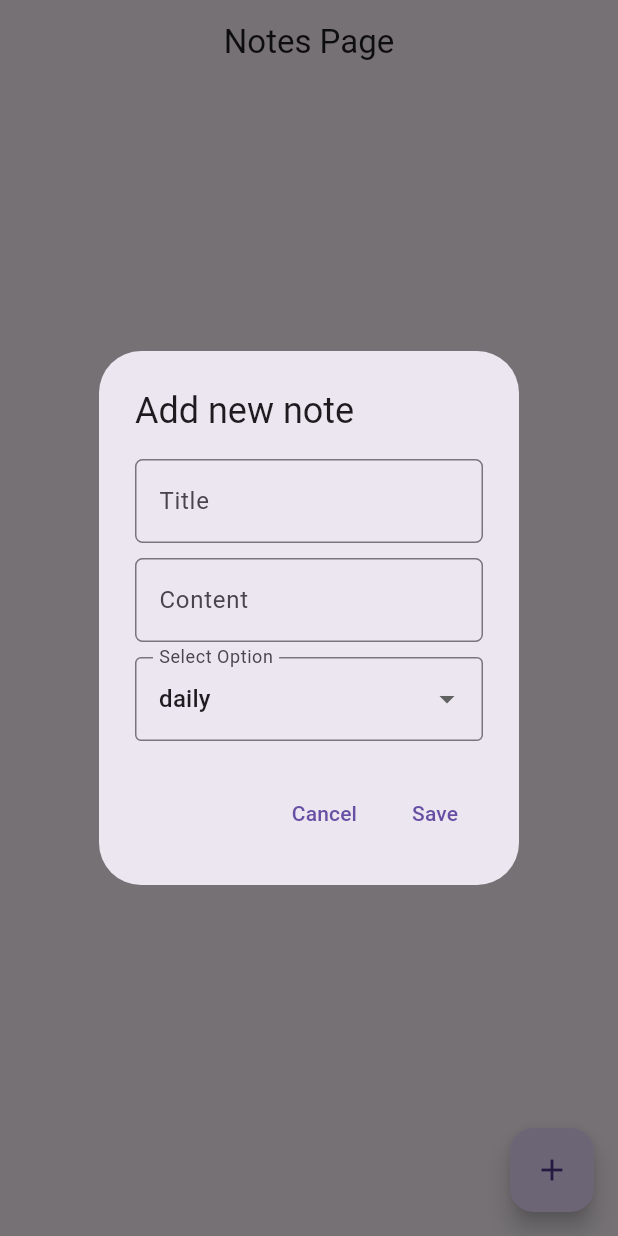
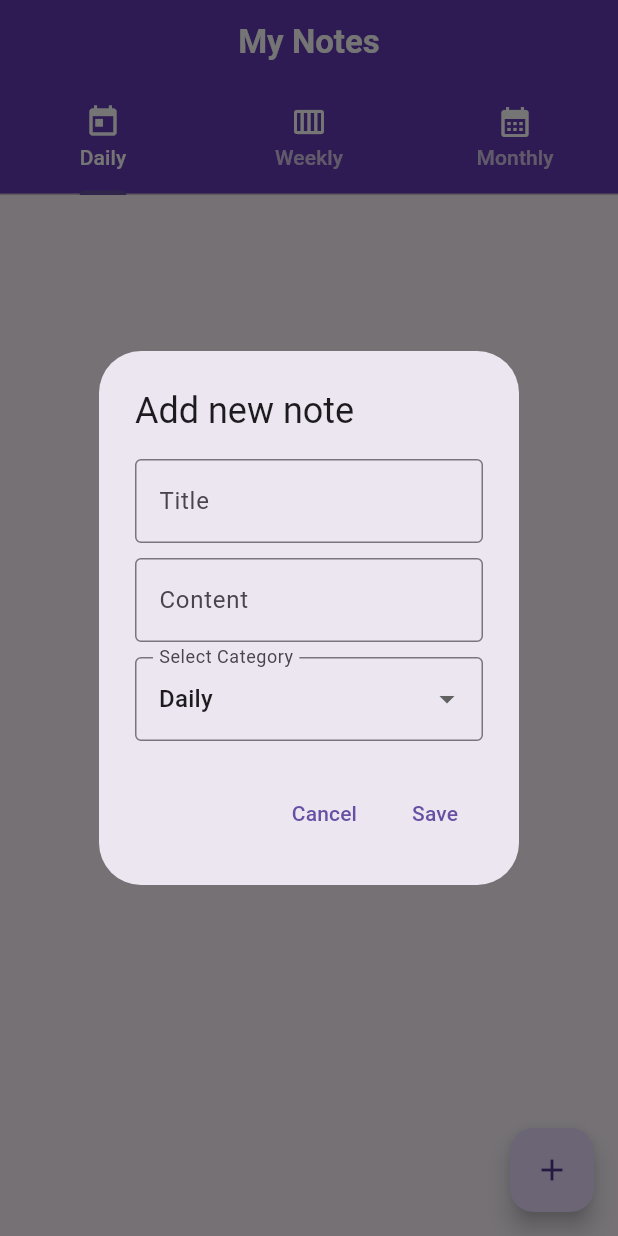
Before and after one commit to Mahdi-Hira53/Authentication, a Flutter app: the screen it shows once a user with an empty profile is signed in, after a tap on the "add" icon, on a phone screen of 412 x 824 dp. Run offline on Flutter 3.47's test engine with Material 3 defaults, Android fonts, the phone set to English and light mode, and no system bars; our stand-ins replace supabase_flutter; accounts and stored records are empty.

Commit message:
design updated

```diff
--- a/lib/pages/notes_page.dart
+++ b/lib/pages/notes_page.dart
@@ -1,3 +1,4 @@
+
 import 'package:authentication/auth/auth_services.dart';
 import 'package:authentication/db/note_database.dart';
 import 'package:flutter/material.dart';
@@ -9,14 +10,22 @@ class NotesPage extends StatefulWidget {
   State<NotesPage> createState() => _NotesPageState();
 }
 
-class _NotesPageState extends State<NotesPage> {
+class _NotesPageState extends State<NotesPage>
+    with SingleTickerProviderStateMixin {
   final _noteController = TextEditingController();
   final _titleController = TextEditingController();
   final notesdb = NotesDatabase();
   final authService = AuthServices();
 
-  String choose = "daily";
-  List<String> chooseList = ["daily", "Weekly", "Monthly"];
+  final List<String> categories = ["Daily", "Weekly", "Monthly"];
+  String choose = "Daily";
+  late TabController _tabController;
+
+  @override
+  void initState() {
+    super.initState();
+    _tabController = TabController(length: categories.length, vsync: this);
+  }
 
   void addNewNotes() {
     showDialog(
@@ -30,42 +39,32 @@ class _NotesPageState extends State<NotesPage> {
               controller: _titleController,
               decoration: InputDecoration(
                 labelText: "Title",
-                border: OutlineInputBorder(
-                  borderRadius: BorderRadius.circular(5),
-                  borderSide: BorderSide(color: Colors.black),
+                border: OutlineInputBorder(),
               ),
             ),
-            ),
-            SizedBox(height: 10,),
+            SizedBox(height: 10),
             TextField(
               controller: _noteController,
               decoration: InputDecoration(
                 labelText: "Content",
-                border: OutlineInputBorder(
-                  borderRadius: BorderRadius.circular(5),
-                  borderSide: BorderSide(color: Colors.black),
+                border: OutlineInputBorder(),
               ),
             ),
-            ),
-            SizedBox(
-              height: 10,
-            ),
+            SizedBox(height: 10),
             DropdownButtonFormField<String>(
               decoration: InputDecoration(
-                labelText: "Select Option",
+                labelText: "Select Category",
                 border: OutlineInputBorder(),
               ),
               value: choose,
-              items: chooseList.map((String value) {
+              items: categories.map((String value) {
                 return DropdownMenuItem<String>(
                   value: value,
                   child: Text(value),
                 );
               }).toList(),
               onChanged: (newValue) {
-                setState(() {
                 choose = newValue!;
-                });
               },
             ),
           ],
@@ -75,103 +74,26 @@ class _NotesPageState extends State<NotesPage> {
             onPressed: () {
               Navigator.pop(context);
               _noteController.clear();
+              _titleController.clear();
             },
             child: Text("Cancel"),
           ),
           TextButton(
             onPressed: () async {
               try {
-                await notesdb.insertNotes(_titleController.text,_noteController.text, choose);
+                await notesdb.insertNotes(
+                  _titleController.text,
+                  _noteController.text,
+                  choose,
+                );
                 if (mounted) {
                   ScaffoldMessenger.of(context).showSnackBar(
                     SnackBar(content: Text("Insertion Successful")),
                   );
                 }
-              } catch (e) {
-                if (mounted) {
-                  ScaffoldMessenger.of(
-                    context,
-                  ).showSnackBar(SnackBar(content: Text("Error: $e")));
-                }
-              }
-            },
-            child: Text("Save"),
-          ),
-        ],
-      ),
-    );
-  }
-
-  void updateNotes(dynamic id, String oldTitle, String oldContent, String oldChoiceList) {
-    showDialog(
-      context: context,
-      builder: (context) => AlertDialog(
-        title: Text("Update note"),
-        content: Column(
-        mainAxisSize: MainAxisSize.min,
-        children: [
-          TextField(
-            controller: _titleController,
-            decoration: InputDecoration(
-              labelText: "Title",
-              border: OutlineInputBorder(
-                borderRadius: BorderRadius.circular(5),
-                borderSide: BorderSide(color: Colors.black),
-              ),
-            ),
-          ),
-          SizedBox(height: 10,),
-          TextField(
-            controller: _noteController,
-            decoration: InputDecoration(
-              labelText: "Content",
-              border: OutlineInputBorder(
-                borderRadius: BorderRadius.circular(5),
-                borderSide: BorderSide(color: Colors.black),
-              ),
-            ),
-          ),
-          SizedBox(
-            height: 10,
-          ),
-          DropdownButtonFormField<String>(
-            decoration: InputDecoration(
-              labelText: "Select Option",
-              border: OutlineInputBorder(),
-            ),
-            value: choose,
-            items: chooseList.map((String value) {
-              return DropdownMenuItem<String>(
-                value: value,
-                child: Text(value),
-              );
-            }).toList(),
-            onChanged: (newValue) {
-              setState(() {
-                choose = newValue!;
-              });
-            },
-          ),
-        ],
-      ),
-        actions: [
-          TextButton(
-            onPressed: () {
                 Navigator.pop(context);
                 _noteController.clear();
-            },
-            child: Text("Cancel"),
-          ),
-          TextButton(
-            onPressed: () async {
-              try {
-                //final updateNote = _noteController.text;
-                await notesdb.updateNotes(id, _titleController.text, _noteController.text, choose);
-                if (mounted) {
-                  ScaffoldMessenger.of(context).showSnackBar(
-                    SnackBar(content: Text("Update Successfully")),
-                  );
-                }
+                _titleController.clear();
               } catch (e) {
                 if (mounted) {
                   ScaffoldMessenger.of(
@@ -205,22 +127,164 @@ class _NotesPageState extends State<NotesPage> {
     }
   }
 
+  void updateNotes(
+    dynamic id,
+    String oldTitle,
+    String oldContent,
+    String oldChoiceList,
+  ) {
+    _titleController.text = oldTitle;
+    _noteController.text = oldContent;
+    choose = oldChoiceList;
+    showDialog(
+      context: context,
+      builder: (context) => AlertDialog(
+        title: Text("Update note"),
+        content: Column(
+          mainAxisSize: MainAxisSize.min,
+          children: [
+            TextField(
+              controller: _titleController,
+              decoration: InputDecoration(
+                labelText: "Title",
+                border: OutlineInputBorder(
+                  borderRadius: BorderRadius.circular(5),
+                  borderSide: BorderSide(color: Colors.black),
+                ),
+              ),
+            ),
+            SizedBox(height: 10),
+            TextField(
+              controller: _noteController,
+              decoration: InputDecoration(
+                labelText: "Content",
+                border: OutlineInputBorder(
+                  borderRadius: BorderRadius.circular(5),
+                  borderSide: BorderSide(color: Colors.black),
+                ),
+              ),
+            ),
+            SizedBox(height: 10),
+            DropdownButtonFormField<String>(
+              decoration: InputDecoration(
+                labelText: "Select Option",
+                border: OutlineInputBorder(),
+              ),
+              value: choose,
+              items: categories.map((String value) {
+                return DropdownMenuItem<String>(
+                  value: value,
+                  child: Text(value),
+                );
+              }).toList(),
+              onChanged: (newValue) {
+                setState(() {
+                  choose = newValue!;
+                });
+              },
+            ),
+          ],
+        ),
+        actions: [
+          TextButton(
+            onPressed: () {
+              Navigator.pop(context);
+              _noteController.clear();
+            },
+            child: Text("Cancel"),
+          ),
+          TextButton(
+            onPressed: () async {
+              try {
+                //final updateNote = _noteController.text;
+                await notesdb.updateNotes(
+                  id,
+                  _titleController.text,
+                  _noteController.text,
+                  choose,
+                );
+                if (mounted) {
+                  ScaffoldMessenger.of(context).showSnackBar(
+                    SnackBar(content: Text("Update Successfully")),
+                  );
+                }
+              } catch (e) {
+                if (mounted) {
+                  ScaffoldMessenger.of(
+                    context,
+                  ).showSnackBar(SnackBar(content: Text("Error: $e")));
+                }
+              }
+              Navigator.pop(context);
+              _noteController.clear();
+              _titleController.clear();
+            },
+            child: Text("Save"),
+          ),
+        ],
+      ),
+    );
+  }
+
   @override
   Widget build(BuildContext context) {
     final uid = authService.getCurrentUserUid();
-    return Scaffold(
-      appBar: AppBar(title: Text("Notes Page"), centerTitle: true),
+
+    return DefaultTabController(
+      length: categories.length,
+      child: Scaffold(
+        appBar: AppBar(
+          backgroundColor: Colors.deepPurple,
+          title: Text(
+            "My Notes",
+            style: TextStyle(fontWeight: FontWeight.bold, color: Colors.white),
+          ),
+          centerTitle: true,
+          bottom: TabBar(
+            labelColor: Colors.white,
+            unselectedLabelColor: Colors.white70,
+            tabs: [
+              Tab(
+                icon: Icon(Icons.today, color: Colors.white),
+                text: "Daily",
+              ),
+              Tab(
+                icon: Icon(Icons.calendar_view_week, color: Colors.white),
+                text: "Weekly",
+              ),
+              Tab(
+                icon: Icon(Icons.calendar_month, color: Colors.white),
+                text: "Monthly",
+              ),
+            ],
+            controller: _tabController,
+            //tabs: categories.map((c) => Tab(text: c)).toList(),
+          ),
+        ),
         floatingActionButton: FloatingActionButton(
           onPressed: addNewNotes,
           child: Icon(Icons.add),
         ),
-      body: StreamBuilder(
-        stream: notesdb.notesTable.stream(primaryKey: ['id']).eq('uid', uid!),
+        body: TabBarView(
+          controller: _tabController,
+          children: categories.map((category) {
+            return StreamBuilder(
+              stream: notesdb.notesTable
+                  .stream(primaryKey: ['id'])
+                  .eq('uid', uid!),
               builder: (context, snapshot) {
                 if (!snapshot.hasData) {
-            return CircularProgressIndicator();
+                  return Center(child: CircularProgressIndicator());
                 }
-          final notes = snapshot.data!;
+                final allNotes = snapshot.data!;
+                final notes = allNotes
+                    .where((n) => n['choose'] == category)
+                    .toList();
+
+                if (notes.isEmpty) {
+                  return Center(child: Text("No notes in $category"));
+                }
+
                 return ListView.builder(
                   itemCount: notes.length,
                   itemBuilder: (context, index) {
@@ -228,26 +292,46 @@ class _NotesPageState extends State<NotesPage> {
                     final id = note['id'];
                     final title = note['title'];
                     final content = note['content'];
-              final choose = note['choose'];
+
                     return Card(
+                      margin: const EdgeInsets.only(bottom: 6),
+                      shape: RoundedRectangleBorder(
+                        borderRadius: BorderRadius.circular(10),
+                      ),
                       child: ListTile(
-                  //leading: Text("$id"),
-                  title: Text(title!),
-                  subtitle: Text(content!),
+                        contentPadding: const EdgeInsets.all(15),
+                        leading: Container(
+                          padding: const EdgeInsets.symmetric(horizontal: 8, vertical: 4),
+                          decoration: BoxDecoration(
+                            color: category == 'Daily' ? Colors.blue : category == 'Weekly' ? Colors.orange : Colors.green,
+                            borderRadius: BorderRadius.circular(8),
+                          ),
+                          child: Text(
+                            category.toUpperCase(),
+                            style: const TextStyle(
+                              color: Colors.white,
+                              fontSize: 10,
+                              fontWeight: FontWeight.bold,
+                            ),
+                          ),
+                        ),
+
+                        title: Text(
+                          title ?? "",
+                          style: TextStyle(fontWeight: FontWeight.bold),
+                        ),
+                        subtitle: Text(content ?? ""),
                         trailing: Row(
                           mainAxisSize: MainAxisSize.min,
                           children: [
                             IconButton(
-                        onPressed: () {
-                          deleteNotes(id);
-                        },
-                        icon: Icon(Icons.delete),
+                              onPressed: () =>
+                                  updateNotes(id, title, content, choose),
+                              icon: Icon(Icons.edit, color: Colors.deepPurple),
                             ),
                             IconButton(
-                        onPressed: () {
-                          updateNotes(id, title, content, choose);
-                        },
-                        icon: Icon(Icons.edit),
+                              onPressed: () => deleteNotes(id),
+                              icon: Icon(Icons.delete, color: Colors.red),
                             ),
                           ],
                         ),
@@ -256,6 +340,9 @@ class _NotesPageState extends State<NotesPage> {
                   },
                 );
               },
+            );
+          }).toList(),
+        ),
       ),
     );
   }
```
Also changed, not shown: lib/main.dart (+2 -10 lines). Lines whose indentation alone changed are shown as unchanged.
